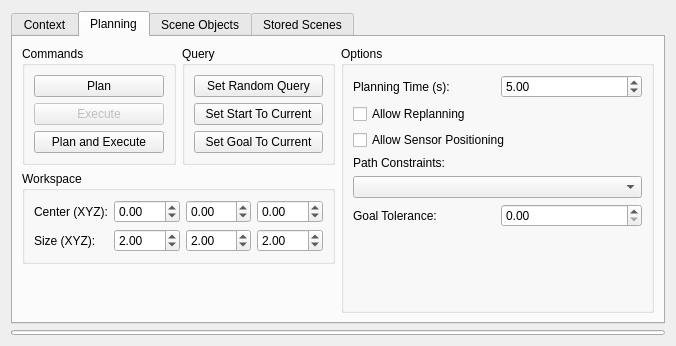
Qt form visualization/motion_planning_rviz_plugin/src/ui/motion_planning_rviz_plugin_frame.ui (moveit/moveit) before a commit.
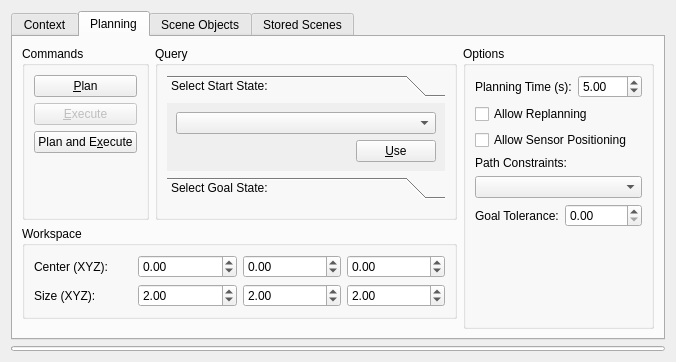
The same form after that commit. The open tabs and pages were chosen to show the change.

```diff
--- a/visualization/motion_planning_rviz_plugin/src/ui/motion_planning_rviz_plugin_frame.ui
+++ b/visualization/motion_planning_rviz_plugin/src/ui/motion_planning_rviz_plugin_frame.ui
@@ -7,7 +7,7 @@
     <x>0</x>
     <y>0</y>
     <width>676</width>
-    <height>346</height>
+    <height>362</height>
    </rect>
   </property>
   <property name="windowTitle">
@@ -209,7 +209,7 @@
               <item>
                <widget class="QPushButton" name="plan_button">
                 <property name="text">
-                 <string>Plan</string>
+                 <string>&amp;Plan</string>
                 </property>
                </widget>
               </item>
@@ -219,17 +219,30 @@
                  <bool>false</bool>
                 </property>
                 <property name="text">
-                 <string>Execute</string>
+                 <string>&amp;Execute</string>
                 </property>
                </widget>
               </item>
               <item>
                <widget class="QPushButton" name="plan_and_execute_button">
                 <property name="text">
-                 <string>Plan and Execute</string>
+                 <string>Plan and E&amp;xecute</string>
                 </property>
                </widget>
               </item>
+              <item>
+               <spacer name="verticalSpacer">
+                <property name="orientation">
+                 <enum>Qt::Vertical</enum>
+                </property>
+                <property name="sizeHint" stdset="0">
+                 <size>
+                  <width>20</width>
+                  <height>40</height>
+                 </size>
+                </property>
+               </spacer>
+              </item>
              </layout>
             </widget>
            </item>
@@ -238,26 +251,118 @@
              <property name="title">
               <string>Query</string>
              </property>
-             <layout class="QVBoxLayout" name="verticalLayout_4">
-              <item>
-               <widget class="QPushButton" name="set_random_states_button">
-                <property name="text">
-                 <string>Set Random Query</string>
+             <layout class="QGridLayout" name="gridLayout_6">
+              <item row="2" column="0">
+               <spacer name="verticalSpacer_6">
+                <property name="orientation">
+                 <enum>Qt::Vertical</enum>
                 </property>
-               </widget>
-              </item>
-              <item>
-               <widget class="QPushButton" name="set_start_to_current_button">
-                <property name="text">
-                 <string>Set Start To Current</string>
+                <property name="sizeHint" stdset="0">
+                 <size>
+                  <width>20</width>
+                  <height>40</height>
+                 </size>
                 </property>
-               </widget>
+               </spacer>
               </item>
-              <item>
-               <widget class="QPushButton" name="set_goal_to_current_button">
-                <property name="text">
-                 <string>Set Goal To Current</string>
+              <item row="1" column="0">
+               <widget class="QToolBox" name="query_stackedwidget">
+                <property name="sizePolicy">
+                 <sizepolicy hsizetype="Minimum" vsizetype="Minimum">
+                  <horstretch>0</horstretch>
+                  <verstretch>0</verstretch>
+                 </sizepolicy>
                 </property>
+                <property name="frameShape">
+                 <enum>QFrame::NoFrame</enum>
+                </property>
+                <property name="frameShadow">
+                 <enum>QFrame::Plain</enum>
+                </property>
+                <widget class="QWidget" name="query_stackedwidgetPage2" native="true">
+                 <attribute name="label">
+                  <string>Select Start State:</string>
+                 </attribute>
+                 <layout class="QGridLayout" name="gridLayout_7">
+                  <item row="0" column="0" colspan="2">
+                   <widget class="QComboBox" name="start_state_selection"/>
+                  </item>
+                  <item row="2" column="1">
+                   <widget class="QPushButton" name="use_start_state_button">
+                    <property name="sizePolicy">
+                     <sizepolicy hsizetype="Minimum" vsizetype="Minimum">
+                      <horstretch>0</horstretch>
+                      <verstretch>0</verstretch>
+                     </sizepolicy>
+                    </property>
+                    <property name="text">
+                     <string>&amp;Use</string>
+                    </property>
+                    <property name="autoDefault">
+                     <bool>false</bool>
+                    </property>
+                    <property name="default">
+                     <bool>false</bool>
+                    </property>
+                   </widget>
+                  </item>
+                  <item row="2" column="0">
+                   <spacer name="horizontalSpacer_3">
+                    <property name="orientation">
+                     <enum>Qt::Horizontal</enum>
+                    </property>
+                    <property name="sizeHint" stdset="0">
+                     <size>
+                      <width>40</width>
+                      <height>20</height>
+                     </size>
+                    </property>
+                   </spacer>
+                  </item>
+                 </layout>
+                </widget>
+                <widget class="QWidget" name="query_stackedwidgetPage1" native="true">
+                 <attribute name="label">
+                  <string>Select Goal State:</string>
+                 </attribute>
+                 <layout class="QGridLayout" name="gridLayout_9">
+                  <item row="0" column="0" colspan="2">
+                   <widget class="QComboBox" name="goal_state_selection"/>
+                  </item>
+                  <item row="1" column="0">
+                   <spacer name="horizontalSpacer_4">
+                    <property name="orientation">
+                     <enum>Qt::Horizontal</enum>
+                    </property>
+                    <property name="sizeHint" stdset="0">
+                     <size>
+                      <width>96</width>
+                      <height>20</height>
+                     </size>
+                    </property>
+                   </spacer>
+                  </item>
+                  <item row="1" column="1">
+                   <widget class="QPushButton" name="use_goal_state_button">
+                    <property name="sizePolicy">
+                     <sizepolicy hsizetype="Minimum" vsizetype="Minimum">
+                      <horstretch>0</horstretch>
+                      <verstretch>0</verstretch>
+                     </sizepolicy>
+                    </property>
+                    <property name="text">
+                     <string>&amp;Use</string>
+                    </property>
+                    <property name="autoDefault">
+                     <bool>false</bool>
+                    </property>
+                    <property name="default">
+                     <bool>false</bool>
+                    </property>
+                   </widget>
+                  </item>
+                 </layout>
+                </widget>
                </widget>
               </item>
              </layout>
```
Left out of the diff: 16 changed lines with no effect on the pictures.
